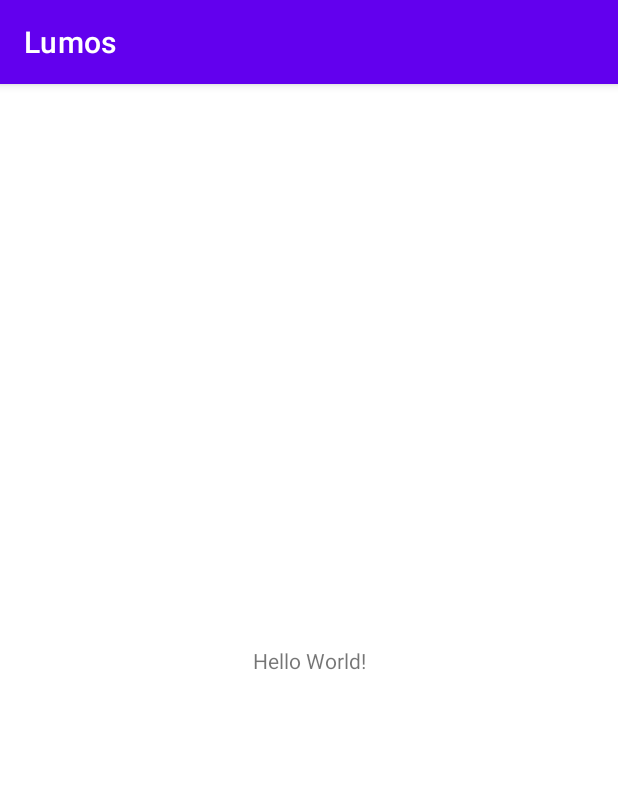
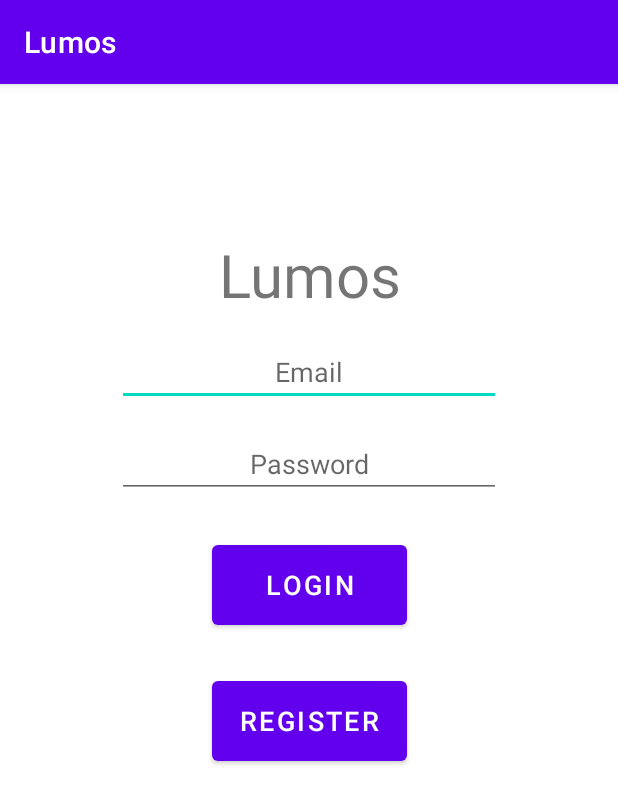
Before and after one commit to LumosCapstone/Lumos-FrontEnd, an Android app: the screen it shows after launch (MainActivity before the commit, LoginActivity after it), on a phone screen of 412 x 824 dp. Shown: the top 804 px of the screen. Run offline under Robolectric (Android 15) with nearby library versions, the phone set to English and light mode, and no system bars.

Commit message:
#2 Basic Landing Page

```diff
--- a/app/build.gradle
+++ b/app/build.gradle
@@ -26,6 +26,11 @@ android {
         sourceCompatibility JavaVersion.VERSION_1_8
         targetCompatibility JavaVersion.VERSION_1_8
     }
+
+    buildFeatures {
+        viewBinding true
+        dataBinding true
+    }
 }
 
 dependencies {
--- /dev/null
+++ b/app/src/main/java/com/lumoscapstone/lumos/login/LoginActivity.java
@@ -0,0 +1,153 @@
+package com.lumoscapstone.lumos.login;
+
+import androidx.appcompat.app.AppCompatActivity;
+
+import android.content.Context;
+import android.content.Intent;
+import android.content.SharedPreferences;
+import android.os.Bundle;
+import android.view.View;
+import android.widget.Button;
+import android.widget.EditText;
+import android.widget.Toast;
+
+import com.lumoscapstone.lumos.R;
+import com.lumoscapstone.lumos.databinding.ActivityLoginBinding;
+import com.lumoscapstone.lumos.homepage.HomePageActivity;
+
+public class LoginActivity extends AppCompatActivity {
+    // KEYS
+    private static final String PREFERENCES_KEY = "com.lumoscapstone.lumos.PREFERENCES_KEY";
+    private static final String LOGGED_IN_KEY = "com.lumoscapstone.lumos.LOGGED_IN_KEY";
+
+    // User Shared Preferences
+    SharedPreferences mSharedPreferences;
+
+    // Binding Variables
+    ActivityLoginBinding binding;
+
+    // Edit Texts
+    private EditText mEmailField;
+    private EditText mPasswordField;
+
+    // User Information
+    private String mEmail;
+    private String mPassword;
+
+    @Override
+    protected void onCreate(Bundle savedInstanceState) {
+        super.onCreate(savedInstanceState);
+        setContentView(R.layout.activity_login);
+
+        binding = ActivityLoginBinding.inflate(getLayoutInflater());
+        setContentView(binding.getRoot());
+
+        // Activity Binding
+        mEmailField = binding.loginEmailEditText;
+        mPasswordField = binding.loginPasswordEditText;
+
+        Button mLoginButton = binding.loginLoginButton;
+        Button mRegisterButton = binding.loginRegisterButton;
+
+        // Get user shared preferences
+        getPrefs();
+
+        // Check if user is still logged in using sharedPrefs, if so send directly to landing page
+        checkLoggedIn();
+
+        // User clicks login button
+        mLoginButton.setOnClickListener(new View.OnClickListener() {
+            @Override
+            public void onClick(View v) {
+
+                // 1. Grab user info, only continue if no fields were empty
+                if(getUserCredentials()){
+                    // temporary variables to simulate valid login credentials of a user stored in our database
+                    String validUserEmail = "test";
+                    String validUserPassword = "123";
+
+                    // TODO: 2. Create a boolean function to check if user is in our database (once we integrate database)
+                    if(mEmail.equals(validUserEmail)){ // eventually replace condition with: private boolean checkForUserInDatabase()
+
+                        // TODO: 3. Validate user entered password matches the one in our database (once we integrate database)
+                        if(mPassword.equals(validUserPassword)){  // eventually replace condition with: private boolean validatePassword()
+                            // TODO: (?) Possibly update user preferences before going to homepage
+                            // populate name, email, password, etc using database values via updateSharedPreferences()
+                            // Can use a supplementary function: private void findUserByEmail(mEmail);
+                            // It would return an object of type user with the above listed values as attributes
+
+                            // Update that the user is now logged in shared preferences
+                            updateSharedPreferences();
+
+                            // Send user to home page
+                            Intent intent = new Intent(getApplicationContext(), HomePageActivity.class);
+                            startActivity(intent);
+                        }
+
+                    } else { // User email wasn't found in database, prompt user to sign up for an account
+                        Toast.makeText(LoginActivity.this, "No user with that email found.", Toast.LENGTH_SHORT).show();
+                        Toast.makeText(LoginActivity.this, "Please either register for an account with us or try logging in again.", Toast.LENGTH_LONG).show();
+
+                        // Resend login activity page so user can try again
+                        Intent intent = new Intent(LoginActivity.this, LoginActivity.class);
+                        startActivity(intent);
+                    }
+                }
+            }
+        });
+
+        // User clicks register button
+        mRegisterButton.setOnClickListener(new View.OnClickListener() {
+            @Override
+            public void onClick(View v) {
+                // Send user to register activity page
+                Intent intent = new Intent(getApplicationContext(), RegisterActivity.class);
+                startActivity(intent);
+            }
+        });
+    }
+
+    // Check if user shared prefs to see if user is logged in already
+    private void checkLoggedIn(){
+        boolean loggedIn = mSharedPreferences.getBoolean(LOGGED_IN_KEY, false);
+
+        if(loggedIn){
+            // If user is still logged in, redirect to homepage
+            Intent intent = new Intent(getApplicationContext(), HomePageActivity.class);
+            startActivity(intent);
+        }
+    }
+
+    // Retrieve's current user's shared preferences, if null set loggedIn to false by default
+    private void getPrefs() {
+        mSharedPreferences = getSharedPreferences(PREFERENCES_KEY, Context.MODE_PRIVATE);
+    }
+
+    // Grab email and password from user populated fields
+    private boolean getUserCredentials(){
+        mEmail = mEmailField.getText().toString().trim();
+        mPassword = mPasswordField.getText().toString().trim();
+
+        // Check there's no empty fields
+        if(mEmail.isEmpty() && mPassword.isEmpty()) {
+            Toast.makeText(LoginActivity.this, "Please enter an email address and password.", Toast.LENGTH_LONG).show();
+            return false;
+        } else if(mEmail.isEmpty()) {
+            Toast.makeText(LoginActivity.this, "Please enter your email address.", Toast.LENGTH_LONG).show();
+            return false;
+        } else if(mPassword.isEmpty()){
+            Toast.makeText(LoginActivity.this, "Please enter your password.", Toast.LENGTH_LONG).show();
+            return false;
+        }
+
+        // User credentials successfully pulled as non-empty strings
+        return true;
+    }
+
+    private void updateSharedPreferences(){
+        SharedPreferences.Editor editor = mSharedPreferences.edit();
+
+        editor.putBoolean(LOGGED_IN_KEY, true);
+        editor.apply();
+    }
+}
--- a/app/src/main/java/com/lumoscapstone/lumos/MainActivity.java
+++ b/app/src/main/java/com/lumoscapstone/lumos/login/RegisterActivity.java
@@ -1,14 +1,16 @@
-package com.lumoscapstone.lumos;
+package com.lumoscapstone.lumos.login;
 
 import androidx.appcompat.app.AppCompatActivity;
 
 import android.os.Bundle;
 
-public class MainActivity extends AppCompatActivity {
+import com.lumoscapstone.lumos.R;
+
+public class RegisterActivity extends AppCompatActivity {
 
     @Override
     protected void onCreate(Bundle savedInstanceState) {
         super.onCreate(savedInstanceState);
-        setContentView(R.layout.activity_main);
+        setContentView(R.layout.activity_register);
     }
 }
--- /dev/null
+++ b/app/src/main/res/layout/activity_login.xml
@@ -0,0 +1,81 @@
+<?xml version="1.0" encoding="utf-8"?>
+<androidx.constraintlayout.widget.ConstraintLayout xmlns:android="http://schemas.android.com/apk/res/android"
+    xmlns:app="http://schemas.android.com/apk/res-auto"
+    xmlns:tools="http://schemas.android.com/tools"
+    android:layout_width="match_parent"
+    android:layout_height="match_parent"
+    tools:context=".login.LoginActivity">
+
+    <TextView
+        android:id="@+id/loginDisplay"
+        android:layout_width="wrap_content"
+        android:layout_height="wrap_content"
+        android:layout_marginTop="100dp"
+        android:fadeScrollbars="true"
+        android:gravity="center"
+        android:scrollbars="vertical"
+        android:text="@string/app_name"
+        android:textSize="40sp"
+        app:layout_constraintEnd_toEndOf="parent"
+        app:layout_constraintStart_toStartOf="parent"
+        app:layout_constraintTop_toTopOf="parent" />
+
+    <!-- TODO: (?) Maybe change input type for email field to type of email -->
+    <EditText
+        android:id="@+id/loginEmailEditText"
+        android:layout_width="wrap_content"
+        android:layout_height="wrap_content"
+        android:layout_marginTop="15dp"
+        android:ems="12"
+        android:gravity="center"
+        android:hint="@string/loginEmailHint"
+        android:inputType="textPersonName"
+        app:layout_constraintEnd_toEndOf="parent"
+        app:layout_constraintStart_toStartOf="parent"
+        app:layout_constraintTop_toBottomOf="@+id/loginDisplay"
+        android:autofillHints="" />
+
+
+    <EditText
+        android:id="@+id/loginPasswordEditText"
+        android:layout_width="wrap_content"
+        android:layout_height="wrap_content"
+        android:layout_marginTop="16dp"
+        android:ems="12"
+        android:gravity="center"
+        android:hint="@string/loginPasswordHint"
+        android:inputType="textVisiblePassword"
+        app:layout_constraintEnd_toEndOf="parent"
+        app:layout_constraintStart_toStartOf="parent"
+        app:layout_constraintTop_toBottomOf="@+id/loginEmailEditText"
+        android:autofillHints="" />
+
+    <Button
+        android:visibility="visible"
+        tools:visibility="visible"
+        android:id="@+id/loginLoginButton"
+        android:layout_width="130dp"
+        android:layout_height="65dp"
+        android:layout_marginTop="25dp"
+        android:gravity="center"
+        android:text="@string/login"
+        android:textSize="18sp"
+        app:layout_constraintEnd_toEndOf="parent"
+        app:layout_constraintStart_toStartOf="parent"
+        app:layout_constraintTop_toBottomOf="@+id/loginPasswordEditText" />
+
+    <Button
+        android:visibility="visible"
+        tools:visibility="visible"
+        android:id="@+id/loginRegisterButton"
+        android:layout_width="130dp"
+        android:layout_height="65dp"
+        android:layout_marginTop="25dp"
+        android:gravity="center"
+        android:text="@string/register"
+        android:textSize="18sp"
+        app:layout_constraintEnd_toEndOf="parent"
+        app:layout_constraintStart_toStartOf="parent"
+        app:layout_constraintTop_toBottomOf="@+id/loginLoginButton" />
+
+</androidx.constraintlayout.widget.ConstraintLayout>
--- a/app/src/main/res/layout/activity_main.xml
+++ b/app/src/main/res/layout/activity_splash_screen.xml
@@ -4,15 +4,6 @@
     xmlns:tools="http://schemas.android.com/tools"
     android:layout_width="match_parent"
     android:layout_height="match_parent"
-    tools:context=".MainActivity">
-
-    <TextView
-        android:layout_width="wrap_content"
-        android:layout_height="wrap_content"
-        android:text="Hello World!"
-        app:layout_constraintBottom_toBottomOf="parent"
-        app:layout_constraintEnd_toEndOf="parent"
-        app:layout_constraintStart_toStartOf="parent"
-        app:layout_constraintTop_toTopOf="parent" />
+    tools:context=".login.SplashScreenActivity">
 
 </androidx.constraintlayout.widget.ConstraintLayout>
--- a/app/src/main/res/values/strings.xml
+++ b/app/src/main/res/values/strings.xml
@@ -1,3 +1,19 @@
 <resources>
     <string name="app_name">Lumos</string>
+
+    <!-- Common Strings -->
+    <string name="logout">Logout</string>
+    <string name="profilePage">Profile Page</string>
+
+    <!-- Login/Register Strings -->
+    <string name="login">Login</string>
+    <string name="register">Register</string>
+
+    <string name="loginEmailHint">Email</string>
+    <string name="loginPasswordHint">Password</string>
+
+    <string name="registerCreateAccount">Create Account</string>
+    <string name="registerPasswordHint">Create Password</string>
+    <string name="registerNameHint">Name</string>
+
 </resources>
```
Also changed, not shown: app/src/main/AndroidManifest.xml (+22 -1 lines), app/src/main/java/com/lumoscapstone/lumos/homepage/HomePageActivity.java (added, +63 -0 lines), app/src/main/java/com/lumoscapstone/lumos/login/SplashScreenActivity.java (added, +20 -0 lines), app/src/main/res/layout/activity_home_page.xml (added, +38 -0 lines), app/src/main/res/layout/activity_register.xml (added, +23 -0 lines).
